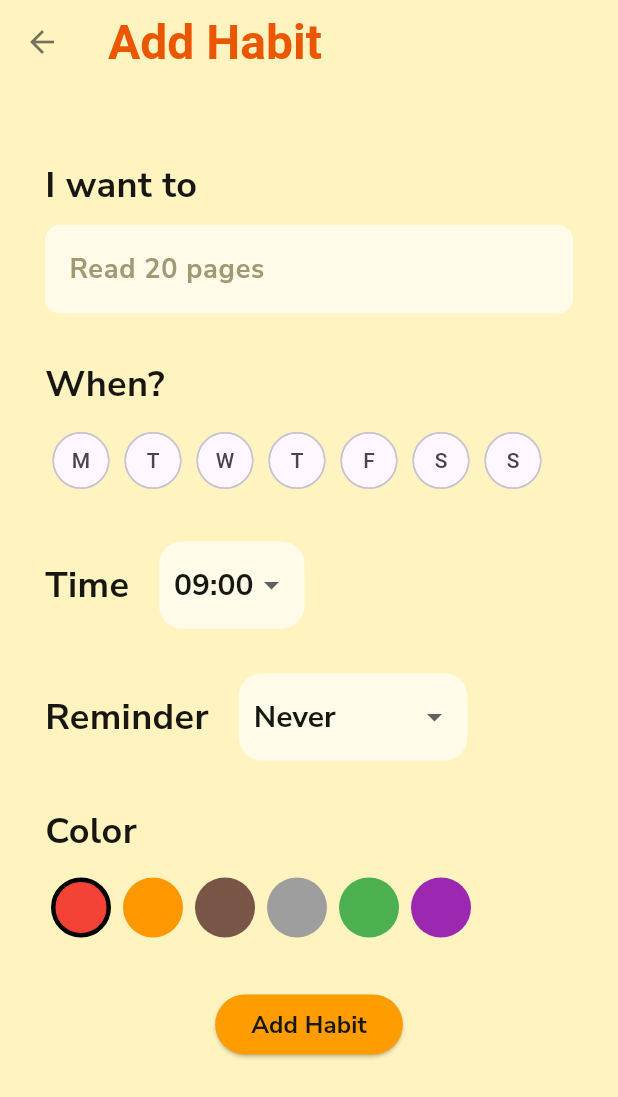
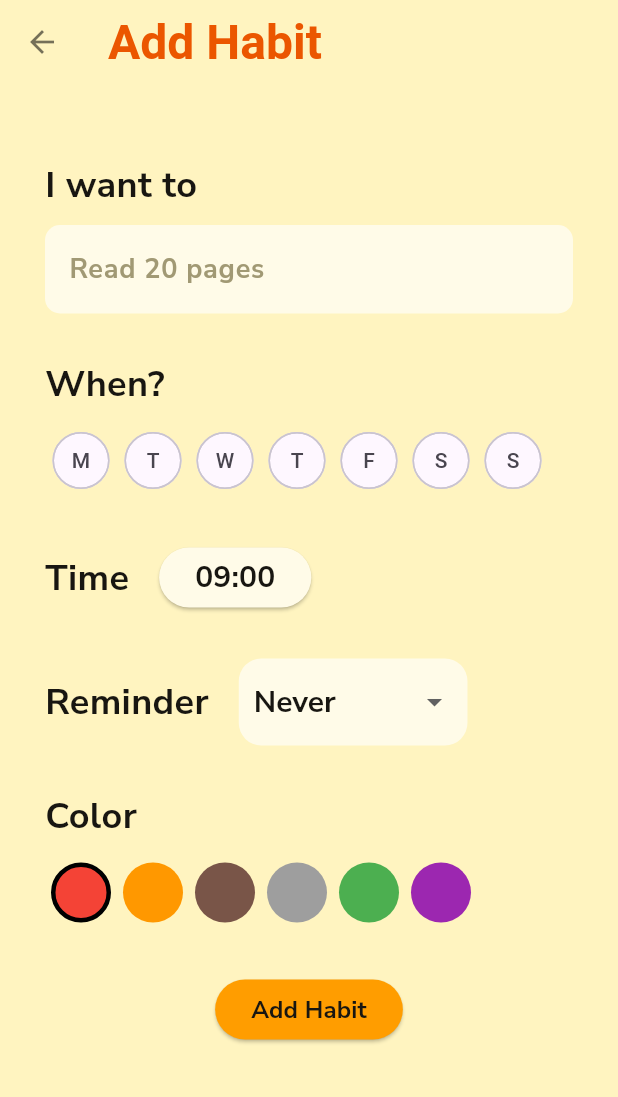
Before and after one commit to kjeegg/STREAKZ, a Flutter app: the AddHabitScreen screen opened by its route, on a phone screen of 412 x 824 dp. Shown: the top 1097 px of the screen. Run offline on Flutter 3.47's test engine with Material 3 defaults, Android fonts, the phone set to English and light mode, and no system bars; our stand-ins replace google_fonts, shared_preferences; accounts and stored records are empty; Roboto replaces fonts that are missing (Coiny).

Commit message:
fixed edit time and reminder dropdown reminder dropdown replaced with android timepicker

```diff
--- a/lib/models/habit_model.dart
+++ b/lib/models/habit_model.dart
@@ -1,4 +1,5 @@
 class Habit {
+  final String id;        // <-- Новый уникальный идентификатор
   String title;
   List<bool> days;
   String time;
@@ -9,6 +10,7 @@ class Habit {
   bool isDone;
 
   Habit({
+    required this.id,     // теперь id обязателен в конструкторе
     required this.title,
     required this.days,
     required this.time,
@@ -21,6 +23,7 @@ class Habit {
 
   Map<String, dynamic> toMap() {
     return {
+      'id': id,                         // сохраняем id в JSON
       'title': title,
       'days': days.map((d) => d ? 1 : 0).toList(),
       'time': time,
@@ -34,6 +37,7 @@ class Habit {
 
   static Habit fromMap(Map<String, dynamic> map) {
     return Habit(
+      id: map['id'] ?? '',              // загружаем id
       title: map['title'] ?? '',
       days: (map['days'] as List).map((e) => e == 1).toList(),
       time: map['time'] ?? '',
--- a/lib/screens/add_habit_screen.dart
+++ b/lib/screens/add_habit_screen.dart
@@ -1,10 +1,10 @@
 // lib/screens/add_habit_screen.dart
 
 import 'package:flutter/material.dart';
+import 'package:google_fonts/google_fonts.dart';
 import '../services/local_storage_service.dart';
 import '../models/habit_model.dart';
 import 'package:habit_tracker_app/constants/colors.dart';
-import 'package:google_fonts/google_fonts.dart';
 
 class AddHabitScreen extends StatefulWidget {
   const AddHabitScreen({Key? key}) : super(key: key);
@@ -23,16 +23,20 @@ class _AddHabitScreenState extends State<AddHabitScreen> {
   int _colorIndex = 0;
 
   Future<void> _saveHabit() async {
+    // Генерируем уникальный id при создании
     final newHabit = Habit(
+      id: DateTime.now().millisecondsSinceEpoch.toString(),
       title: _titleController.text,
       days: _days,
       time: _time,
       reminder: _reminder,
       colorIndex: _colorIndex,
     );
+
     final habits = await _storageService.loadHabits();
     habits.add(newHabit);
     await _storageService.saveHabits(habits);
+
     Navigator.pop(context, true);
   }
 
@@ -122,6 +126,7 @@ class _AddHabitScreenState extends State<AddHabitScreen> {
             ),
             const SizedBox(height: 30.0),
             // Время (для упрощения - Dropdown)
+            // Внутри build, на месте вашего "Time" dropdown
             Row(
               children: [
                 Text(
@@ -133,52 +138,44 @@ class _AddHabitScreenState extends State<AddHabitScreen> {
                   ),
                 ),
                 const SizedBox(width: 20.0),
-                Container(
-                  padding:
-                      EdgeInsets.symmetric(vertical: 5.0, horizontal: 10.0),
-                  decoration: BoxDecoration(
-                    borderRadius: BorderRadius.circular(15.0),
-                    color: habitWhite,
+                ElevatedButton(
+                  style: ElevatedButton.styleFrom(
+                    backgroundColor: habitWhite,
                   ),
-                  child: DropdownButtonHideUnderline(
-                    child: DropdownButton<String>(
-                      dropdownColor: habitWhite,
-                      style: GoogleFonts.nunitoSans(
-                        fontWeight: FontWeight.w700,
-                        fontSize: 20,
-                        color: habitText,
-                      ),
-                      value: _time,
-                      items: [
-                        '06:00',
-                        '07:00',
-                        '08:00',
-                        '09:00',
-                        '10:00',
-                        '11:00',
-                        '12:00',
-                        '13:00',
-                        '14:00',
-                        '15:00',
-                        '16:00',
-                        '17:00',
-                        '18:00',
-                        '19:00',
-                        '20:00',
-                      ]
-                          .map(
-                              (t) => DropdownMenuItem(value: t, child: Text(t)))
-                          .toList(),
-                      onChanged: (val) {
-                        setState(() {
-                          _time = val ?? '09:00';
-                        });
-                      },
+                  onPressed: () async {
+                    // Парсим текущее _time (в формате 'HH:mm') в TimeOfDay
+                    final parts = _time.split(':');
+                    final hour = int.tryParse(parts[0]) ?? 9;
+                    final minute = int.tryParse(parts[1]) ?? 0;
+
+                    // Показываем диалог выбора времени
+                    final TimeOfDay? pickedTime = await showTimePicker(
+                      context: context,
+                      initialTime: TimeOfDay(hour: hour, minute: minute),
+                    );
+
+                    // Если пользователь выбрал время и нажал "ОК":
+                    if (pickedTime != null) {
+                      setState(() {
+                        // Преобразуем обратно в строку "HH:mm"
+                        final hh = pickedTime.hour.toString().padLeft(2, '0');
+                        final mm = pickedTime.minute.toString().padLeft(2, '0');
+                        _time = '$hh:$mm';
+                      });
+                    }
+                  },
+                  child: Text(
+                    _time, // Отображаем текущее значение в кнопке
+                    style: GoogleFonts.nunitoSans(
+                      fontWeight: FontWeight.w700,
+                      fontSize: 20,
+                      color: habitText,
                     ),
                   ),
                 ),
               ],
             ),
+
             const SizedBox(height: 30.0),
             // Напоминание
             Row(
--- a/lib/screens/admin_panel_screen.dart
+++ b/lib/screens/admin_panel_screen.dart
@@ -37,6 +37,7 @@ class _AdminPanelScreenState extends State<AdminPanelScreen> {
 
     final List<Habit> testHabits = [
       Habit(
+        id: DateTime.now().millisecondsSinceEpoch.toString(),
         title: 'Meditate 5 min (Test)',
         days: [true, false, true, false, true, false, false],
         time: '09:00',
@@ -44,6 +45,7 @@ class _AdminPanelScreenState extends State<AdminPanelScreen> {
         colorIndex: 1,
       ),
       Habit(
+        id: DateTime.now().millisecondsSinceEpoch.toString(),
         title: 'Read 10 pages (Test)',
         days: [true, true, false, false, true, true, false],
         time: '21:00',
```
Also changed, not shown: lib/screens/edit_habit_screen.dart (+55 -64 lines), lib/screens/home_screen.dart (+10 -12 lines), 1 other file.
